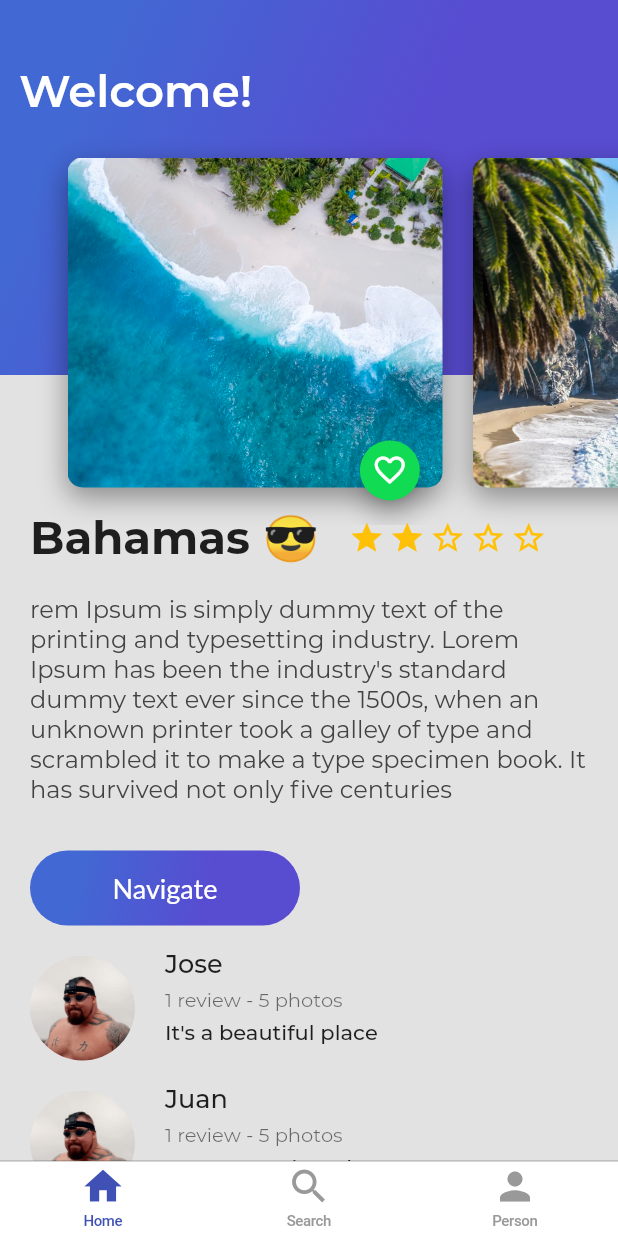
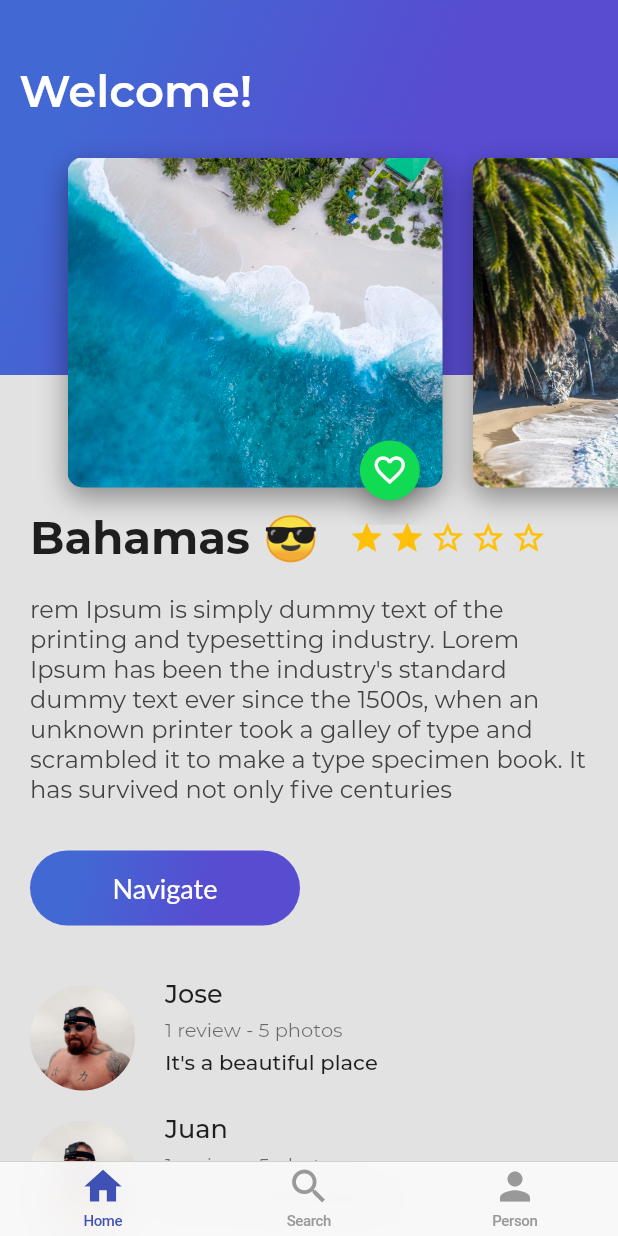
Before and after one commit to JoaquinSosa28/flutter-trips-test, a Flutter app: the screen it shows after launch, on a phone screen of 412 x 824 dp. Run offline on Flutter 3.47's test engine with Material 2 defaults, Android fonts, the phone set to English and light mode, and no system bars; Roboto replaces fonts that are missing (Lato).

Commit message:
Added bottom margin in button

```diff
--- a/lib/button.dart
+++ b/lib/button.dart
@@ -8,7 +8,7 @@ class ButtonPurple extends StatelessWidget {
   @override
   Widget build(BuildContext context) {
     return Container(
-        margin: EdgeInsets.only(top: 30, left: 20, right: 20),
+        margin: EdgeInsets.only(top: 30, left: 20, right: 20, bottom: 20),
         child: InkWell(
           onTap: () {
             ScaffoldMessenger.of(context)
--- a/lib/sosa_trips_cupertino.dart
+++ b/lib/sosa_trips_cupertino.dart
@@ -34,7 +34,7 @@ class _SosaTripsCupertino extends State<SosaTripsCupertino> {
     return Scaffold(
         bottomNavigationBar: CupertinoTabScaffold(
       tabBar: CupertinoTabBar(
-          backgroundColor: Platform.isIOS ? Color(0x33FFFFFF) : Colors.white,
+          backgroundColor: Platform.isIOS ? Color(0x33FFFFFF) : null,
           activeColor: Colors.indigo,
           items: [
             BottomNavigationBarItem(icon: Icon(Icons.home), label: "Home"),
```
